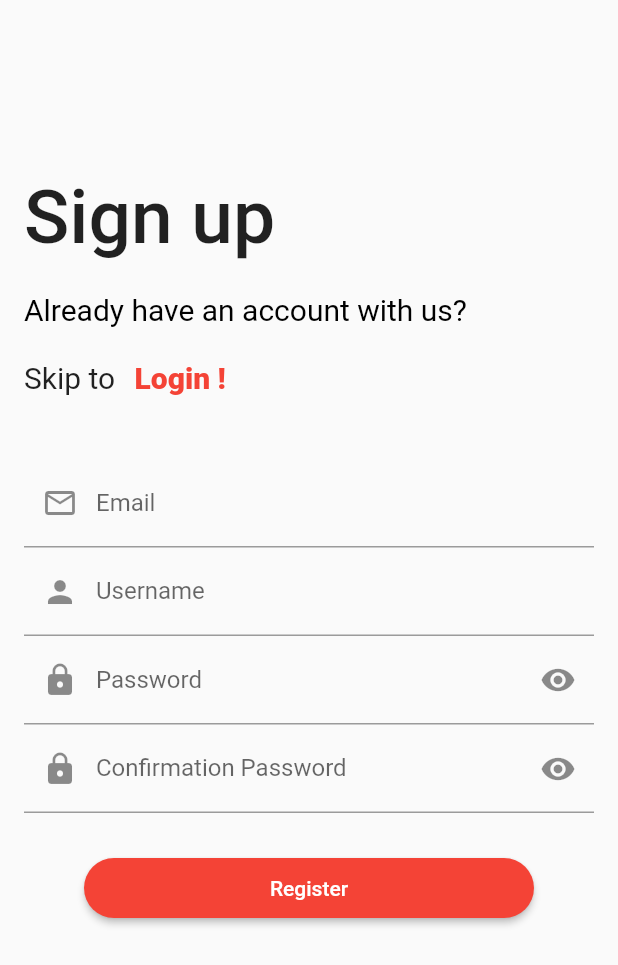
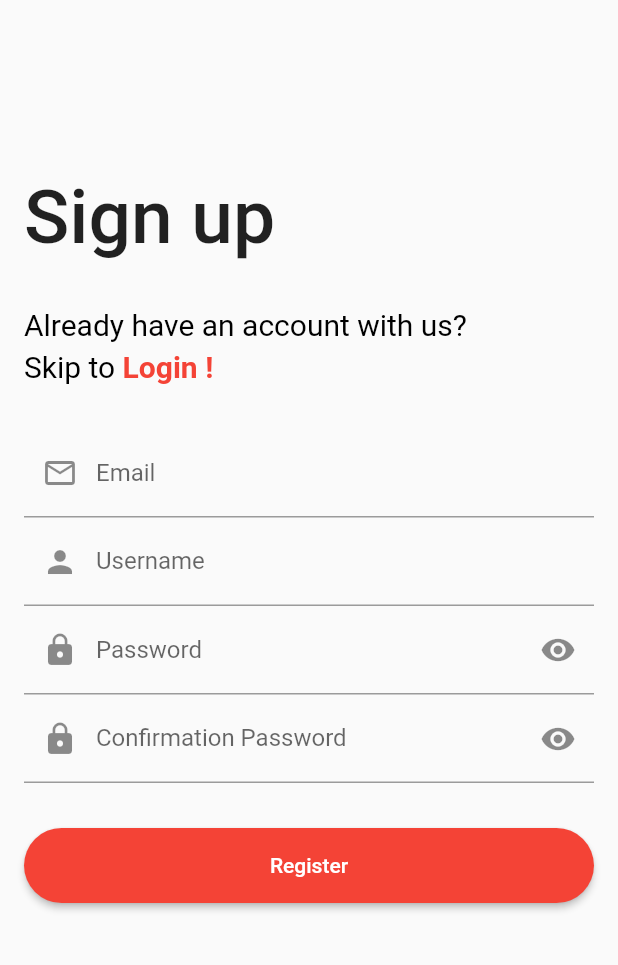
Before and after one commit to IEEE-DITU/form-creater-app, a Flutter app: the screen it shows after launch, on a phone screen of 412 x 824 dp. Shown: the top 965 px of the screen. Run offline on Flutter 3.47's test engine with Material 2 defaults, Android fonts, the phone set to English and light mode, and no system bars; our stand-ins replace flutter_signin_button.

Commit message:
Fixed SignUp Screen UI

```diff
--- a/lib/screens/signup_screen.dart
+++ b/lib/screens/signup_screen.dart
@@ -1,3 +1,4 @@
+import 'package:flutter/gestures.dart';
 import 'package:flutter/material.dart';
 import 'login_screen.dart';
 
@@ -10,64 +11,68 @@ class SignupScreen extends StatefulWidget {
 
 class _SignupScreenState extends State<SignupScreen> {
   bool _isHidden = true;
+  final GlobalKey<FormState> _formKey = GlobalKey<FormState>();
 
   @override
   Widget build(BuildContext context) {
     return Scaffold(
-      resizeToAvoidBottomInset: false,
-      body: Padding(
+      body: SingleChildScrollView(
+        child: Padding(
           padding: const EdgeInsets.all(16.0),
-        child: Column(children: [
+          child: Form(
+            key: _formKey,
+            child: Column(
+              crossAxisAlignment: CrossAxisAlignment.start,
+                mainAxisAlignment: MainAxisAlignment.start,
+                children: [
               const SizedBox(
                 height: 100.0,
               ),
-          const SizedBox(
-            width: 500,
-            child: Text(
+              const Text(
                 'Sign up',
                 style: TextStyle(
                   fontSize: 50,
                   fontWeight: FontWeight.w500,
                 ),
               ),
+              const SizedBox(
+                height: 30.0,
               ),
-          const SizedBox(
-            height: 20.0,
-          ),
-          const SizedBox(
-            width: 500,
-            child: Text('Already have an account with us?',
+              const Text('Already have an account with us?',
                   style: TextStyle(
                     color: Colors.black,
                     fontSize: 20,
                   )),
+              const SizedBox(
+                height: 5,
               ),
-          const SizedBox(
-            height: 10.0,
-          ),
-          SizedBox(
-              width: 500,
-              child: Row(
+              RichText(
+                  text: TextSpan(
                     children: [
-                  const Text(
-                    'Skip to ',
+                      const TextSpan(
+                        text: 'Skip to ',
                         style: TextStyle(
                           fontSize: 20,
+                          color: Colors.black
+                        )
                       ),
+                      TextSpan(
+                        text: 'Login !',
+                        style: const TextStyle(
+                          fontSize: 20,
+                          fontWeight: FontWeight.bold,
+                          color: Colors.red
                         ),
-                  TextButton(
-                    onPressed: () {
+                        recognizer: TapGestureRecognizer()
+                          ..onTap = () {
                             debugPrint('login');
                             Navigator.push(
                                 context,
                                 MaterialPageRoute(
                                     builder: (context) => const LoginScreen()));
-                    },
-                    child: const Text('Login !',
-                        style: TextStyle(
-                            fontWeight: FontWeight.w800, fontSize: 20)),
+                          }
                       )
-                ],
+                    ]
                   )),
               const SizedBox(
                 height: 30.0,
@@ -75,7 +80,7 @@ class _SignupScreenState extends State<SignupScreen> {
               TextFormField(
                 decoration: const InputDecoration(
                     prefixIcon: Icon(Icons.email_outlined),
-                hintText: " Enter your email address",
+                    hintText: "Enter your email address",
                     labelText: "Email"),
               ),
               TextFormField(
@@ -111,20 +116,19 @@ class _SignupScreenState extends State<SignupScreen> {
               const SizedBox(
                 height: 30.0,
               ),
-          SizedBox(
-            width: 300,
-            height: 40,
-            child: ElevatedButton(
+              ElevatedButton(
                   style: ElevatedButton.styleFrom(
                     shape: RoundedRectangleBorder(
                         borderRadius: BorderRadius.circular(50)),
+                    minimumSize: const Size.fromHeight(50)
                   ),
                   child: const Text('Register'),
                   onPressed: () {
                     debugPrint('Register');
-                }),
-          )
+                  })
             ]),
+          ),
+        ),
       ),
     );
   }
```
Lines whose indentation alone changed are shown as unchanged.
